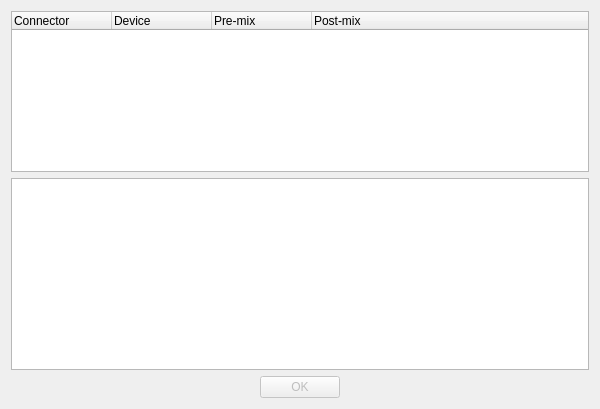
Before: the Qt Designer form DeviceSelector/DeviceTestDialog.ui in xup61069/EqAPO64_with_VST3_support, drawn with Qt 5.
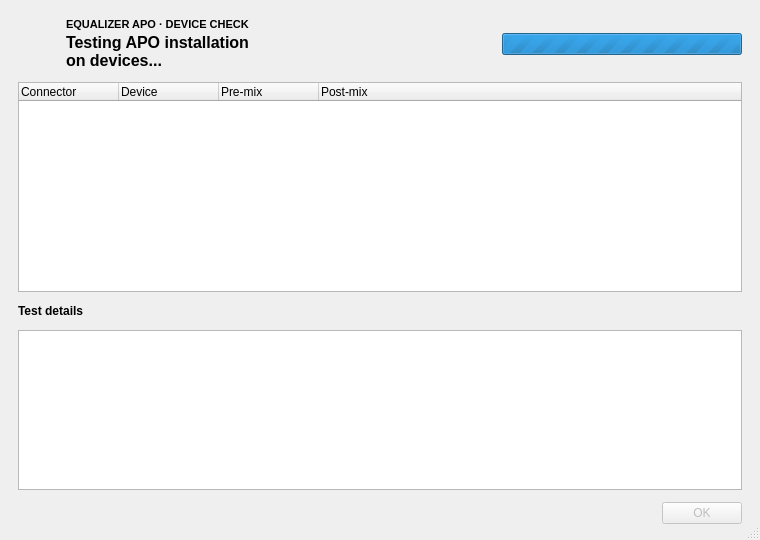
After: the same form once the commit is applied.

Patch:
```diff
--- a/DeviceSelector/DeviceTestDialog.ui
+++ b/DeviceSelector/DeviceTestDialog.ui
@@ -2,65 +2,83 @@
 <ui version="4.0">
  <class>DeviceTestDialogClass</class>
  <widget class="QDialog" name="DeviceTestDialogClass">
-  <property name="geometry">
-   <rect>
-    <x>0</x>
-    <y>0</y>
-    <width>600</width>
-    <height>409</height>
-   </rect>
-  </property>
-  <property name="windowTitle">
-   <string>Testing APO installation on devices...</string>
-  </property>
-  <layout class="QGridLayout" name="gridLayout">
-   <item row="2" column="0">
-    <widget class="QDialogButtonBox" name="buttonBox">
-     <property name="enabled">
-      <bool>false</bool>
-     </property>
-     <property name="standardButtons">
-      <set>QDialogButtonBox::Ok</set>
-     </property>
-     <property name="centerButtons">
-      <bool>true</bool>
-     </property>
+  <property name="geometry"><rect><x>0</x><y>0</y><width>760</width><height>540</height></rect></property>
+  <property name="minimumSize"><size><width>640</width><height>420</height></size></property>
+  <property name="windowTitle"><string>Testing APO installation on devices...</string></property>
+  <property name="sizeGripEnabled"><bool>true</bool></property>
+  <layout class="QVBoxLayout" name="mainLayout">
+   <property name="spacing"><number>12</number></property>
+   <property name="leftMargin"><number>18</number></property><property name="topMargin"><number>18</number></property><property name="rightMargin"><number>18</number></property><property name="bottomMargin"><number>16</number></property>
+   <item>
+    <layout class="QHBoxLayout" name="headerLayout">
+     <property name="spacing"><number>12</number></property>
+     <item><widget class="QLabel" name="headerIconLabel"><property name="minimumSize"><size><width>36</width><height>36</height></size></property><property name="maximumSize"><size><width>36</width><height>36</height></size></property><property name="text"><string/></property><property name="alignment"><set>Qt::AlignCenter</set></property></widget></item>
+     <item>
+      <layout class="QVBoxLayout" name="headingLayout">
+       <property name="spacing"><number>2</number></property>
+       <item><widget class="QLabel" name="productLabel"><property name="font"><font><pointsize>8</pointsize><weight>600</weight><bold>true</bold></font></property><property name="text"><string notr="true">EQUALIZER APO · DEVICE CHECK</string></property></widget></item>
+       <item><widget class="QLabel" name="phaseStatusLabel"><property name="font"><font><pointsize>12</pointsize><weight>600</weight><bold>true</bold></font></property><property name="text"><string>Testing APO installation on devices...</string></property><property name="wordWrap"><bool>true</bool></property></widget></item>
+      </layout>
+     </item>
+     <item><spacer name="headerSpacer"><property name="orientation"><enum>Qt::Horizontal</enum></property><property name="sizeHint" stdset="0"><size><width>24</width><height>20</height></size></property></spacer></item>
+     <item><widget class="QProgressBar" name="testProgressBar"><property name="minimumSize"><size><width>150</width><height>0</height></size></property><property name="minimum"><number>0</number></property><property name="maximum"><number>0</number></property><property name="textVisible"><bool>false</bool></property></widget></item>
+    </layout>
+   </item>
+   <item>
+    <widget class="QStackedWidget" name="deviceStack">
+     <property name="currentIndex"><number>0</number></property>
+     <widget class="QWidget" name="devicesPage">
+      <layout class="QVBoxLayout" name="devicesLayout">
+       <property name="spacing"><number>0</number></property><property name="leftMargin"><number>0</number></property><property name="topMargin"><number>0</number></property><property name="rightMargin"><number>0</number></property><property name="bottomMargin"><number>0</number></property>
+       <item>
+        <widget class="QTreeWidget" name="deviceTreeWidget">
+         <property name="sizePolicy"><sizepolicy hsizetype="Expanding" vsizetype="Expanding"><horstretch>0</horstretch><verstretch>1</verstretch></sizepolicy></property>
+         <property name="minimumSize"><size><width>0</width><height>210</height></size></property>
+         <property name="focusPolicy"><enum>Qt::StrongFocus</enum></property>
+         <property name="alternatingRowColors"><bool>true</bool></property>
+         <property name="selectionBehavior"><enum>QAbstractItemView::SelectRows</enum></property>
+         <property name="uniformRowHeights"><bool>true</bool></property>
+         <property name="allColumnsShowFocus"><bool>true</bool></property>
+         <column><property name="text"><string>Connector</string></property></column>
+         <column><property name="text"><string>Device</string></property></column>
+         <column><property name="text"><string>Pre-mix</string></property></column>
+         <column><property name="text"><string>Post-mix</string></property></column>
+        </widget>
+       </item>
+      </layout>
+     </widget>
+     <widget class="QWidget" name="emptyPage">
+      <layout class="QVBoxLayout" name="emptyLayout">
+       <item><spacer name="emptyTopSpacer"><property name="orientation"><enum>Qt::Vertical</enum></property><property name="sizeHint" stdset="0"><size><width>20</width><height>36</height></size></property></spacer></item>
+       <item><widget class="QLabel" name="emptyStateLabel"><property name="font"><font><weight>600</weight><bold>true</bold></font></property><property name="focusPolicy"><enum>Qt::StrongFocus</enum></property><property name="text"><string>No enabled audio devices are available to test.</string></property><property name="alignment"><set>Qt::AlignCenter</set></property><property name="wordWrap"><bool>true</bool></property></widget></item>
+       <item><spacer name="emptyBottomSpacer"><property name="orientation"><enum>Qt::Vertical</enum></property><property name="sizeHint" stdset="0"><size><width>20</width><height>36</height></size></property></spacer></item>
+      </layout>
+     </widget>
     </widget>
    </item>
-   <item row="0" column="0">
-    <widget class="QTreeWidget" name="deviceTreeWidget">
-     <property name="sizeAdjustPolicy">
-      <enum>QAbstractScrollArea::AdjustToContentsOnFirstShow</enum>
-     </property>
-     <column>
-      <property name="text">
-       <string>Connector</string>
-      </property>
-     </column>
-     <column>
-      <property name="text">
-       <string>Device</string>
-      </property>
-     </column>
-     <column>
-      <property name="text">
-       <string>Pre-mix</string>
-      </property>
-     </column>
-     <column>
-      <property name="text">
-       <string>Post-mix</string>
-      </property>
-     </column>
+   <item>
+    <widget class="QLabel" name="logHeaderLabel">
+     <property name="font"><font><weight>600</weight><bold>true</bold></font></property>
+     <property name="text"><string>Test details</string></property>
+     <property name="buddy"><cstring>statusOutputBox</cstring></property>
     </widget>
    </item>
-   <item row="1" column="0">
+   <item>
     <widget class="QTextEdit" name="statusOutputBox">
-     <property name="readOnly">
-      <bool>true</bool>
-     </property>
+     <property name="minimumSize"><size><width>0</width><height>120</height></size></property>
+     <property name="font"><font><family>Cascadia Mono</family><pointsize>9</pointsize></font></property>
+     <property name="focusPolicy"><enum>Qt::StrongFocus</enum></property>
+     <property name="readOnly"><bool>true</bool></property>
+     <property name="undoRedoEnabled"><bool>false</bool></property>
+     <property name="lineWrapMode"><enum>QTextEdit::WidgetWidth</enum></property>
     </widget>
    </item>
+   <item>
+    <layout class="QHBoxLayout" name="footerLayout">
+     <item><spacer name="footerSpacer"><property name="orientation"><enum>Qt::Horizontal</enum></property><property name="sizeHint" stdset="0"><size><width>24</width><height>20</height></size></property></spacer></item>
+     <item><widget class="QDialogButtonBox" name="buttonBox"><property name="enabled"><bool>false</bool></property><property name="standardButtons"><set>QDialogButtonBox::Ok</set></property></widget></item>
+    </layout>
+   </item>
   </layout>
  </widget>
  <layoutdefault spacing="6" margin="11"/>
```
Left out of the diff: 1 changed line with no effect on the pictures.
